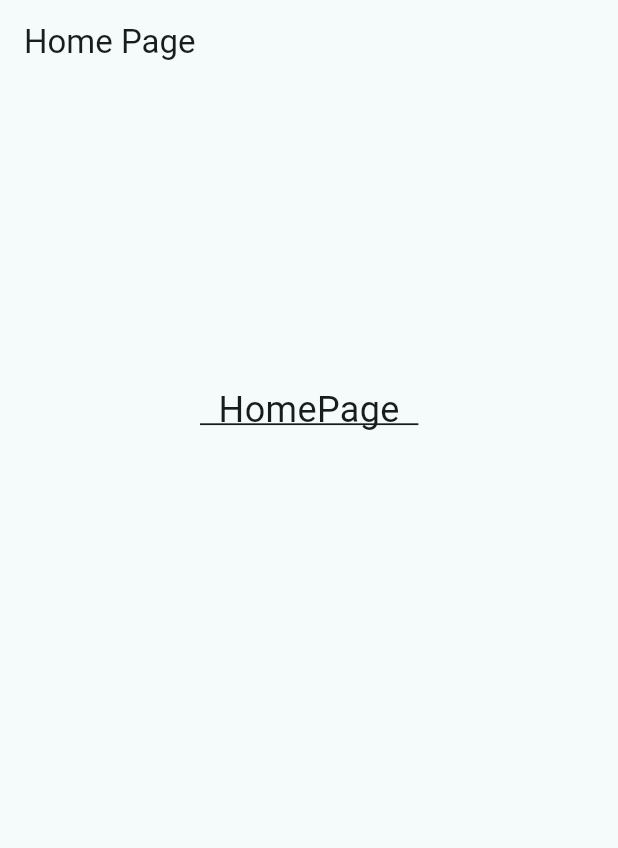
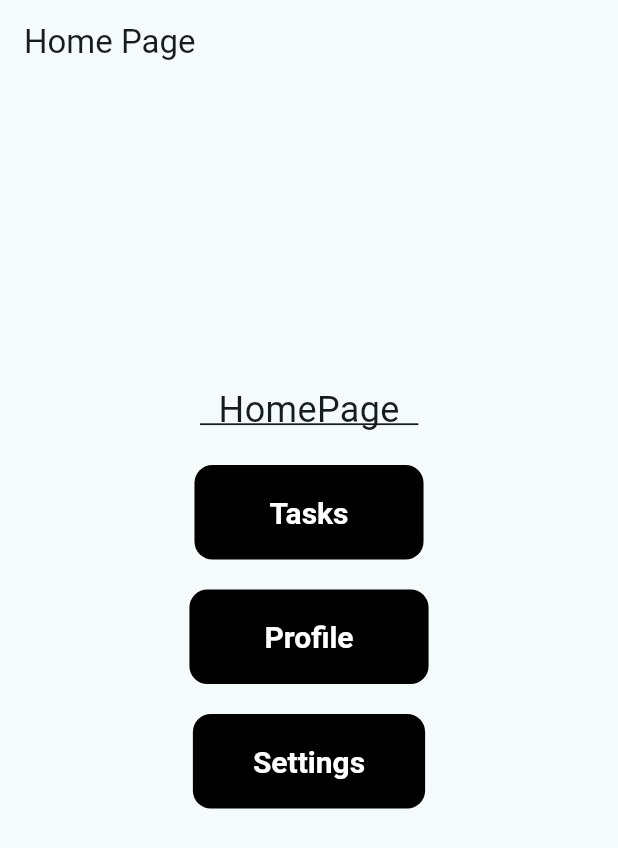
Before and after one commit to MkChiaXDD/AppTest, a Flutter app: the screen it shows after launch, on a phone screen of 412 x 824 dp. Shown: the top 848 px of the screen. Run offline on Flutter 3.47's test engine with Material 3 defaults, Android fonts, the phone set to English and light mode, and no system bars.

Commit message:
Finished homepage

```diff
--- a/lib/main.dart
+++ b/lib/main.dart
@@ -64,22 +64,108 @@ class MyHomePage extends StatefulWidget {
 }
 
 class _MyHomePageState extends State<MyHomePage> {
-
   @override
   Widget build(BuildContext context) {
+    //Main Body
     return Scaffold(
       appBar: AppBar(
         title: Text(widget.title),
       ),
-      body: const Align(
+      body: Align(
         alignment: Alignment.topCenter,
-          child: Padding(
-            padding: EdgeInsets.only(top: 200),
-            child: Text("  HomePage\u00A0\u00A0",
-              style: TextStyle(fontSize: 24, decoration: TextDecoration.underline,)
+        child: Padding(
+          padding: const EdgeInsets.only(top: 200),
+          child: Column(
+            mainAxisSize: MainAxisSize.min,
+            children: [
+              const Text(
+                "  HomePage\u00A0\u00A0",
+                style: TextStyle(
+                  fontSize: 24,
+                  decoration: TextDecoration.underline,
+                ),
+              ),
+              const SizedBox(height: 20), //Gap between buttons
+              //Tasks page button
+              ElevatedButton(
+                onPressed: () {
+                  Navigator.push(
+                    context,
+                    MaterialPageRoute(
+                      builder: (context) => const TaskPage(),
+                    ),
+                  );
+                },
+                style: ElevatedButton.styleFrom(
+                  backgroundColor: Colors.black,       // button background color
+                  foregroundColor: Colors.white,      // text (and icon) color
+                  padding: const EdgeInsets.symmetric(
+                      horizontal: 50, vertical: 20),    // size of the button
+                  textStyle: const TextStyle(
+                      fontSize: 20, fontWeight: FontWeight.bold), // text style
+                  shape: RoundedRectangleBorder(
+                    borderRadius: BorderRadius.circular(12),    // rounded corners
+                  ),
+                  elevation: 0,                       // shadow
+                ),
+                child: const Text("Tasks"),
+              )
+              ,SizedBox(height: 20), //Gap between buttons
+              //Profile Page Button
+              ElevatedButton(
+                onPressed: () {
+                  Navigator.push(
+                    context,
+                    MaterialPageRoute(
+                      builder: (context) => const ProfilePage(title: "Profile"),
+                    ),
+                  );
+                },
+                style: ElevatedButton.styleFrom(
+                  backgroundColor: Colors.black,       // button background color
+                  foregroundColor: Colors.white,      // text (and icon) color
+                  padding: const EdgeInsets.symmetric(
+                      horizontal: 50, vertical: 20),    // size of the button
+                  textStyle: const TextStyle(
+                      fontSize: 20, fontWeight: FontWeight.bold), // text style
+                  shape: RoundedRectangleBorder(
+                    borderRadius: BorderRadius.circular(12),    // rounded corners
+                  ),
+                  elevation: 0,                       // shadow
+                ),
+                child: const Text("Profile"),
+              )
+              ,SizedBox(height: 20), //Gap between buttons
+
+              //Settings Page Button
+              ElevatedButton(
+                onPressed: () {
+                  Navigator.push(
+                    context,
+                    MaterialPageRoute(
+                      builder: (context) => const SettingsPage(title: "Settings"),
+                    ),
+                  );
+                },
+                style: ElevatedButton.styleFrom(
+                  backgroundColor: Colors.black,       // button background color
+                  foregroundColor: Colors.white,      // text (and icon) color
+                  padding: const EdgeInsets.symmetric(
+                      horizontal: 40, vertical: 20),    // size of the button
+                  textStyle: const TextStyle(
+                      fontSize: 20, fontWeight: FontWeight.bold), // text style
+                  shape: RoundedRectangleBorder(
+                    borderRadius: BorderRadius.circular(12),    // rounded corners
+                  ),
+                  elevation: 0,                       // shadow
+                ),
+                child: const Text("Settings"),
+              )
+              ,SizedBox(height: 20), //Gap between buttons
+            ],
+          ),
         ),
-      )
-      )
+      ),
     );
   }
 }
@@ -178,3 +264,22 @@ class _ProfilePageState extends State<ProfilePage> {
     );
   }
 }
+
+class TaskPage extends StatelessWidget {
+  const TaskPage({super.key});
+
+  @override
+  Widget build(BuildContext context) {
+    return Scaffold(
+      appBar: AppBar(
+        title: const Text("Tasks page placeholder"),
+      ),
+      body: const Center(
+        child: Text(
+          "This page is empty",
+          style: TextStyle(fontSize: 20, color: Colors.grey),
+        ),
+      ),
+    );
+  }
+}
```
